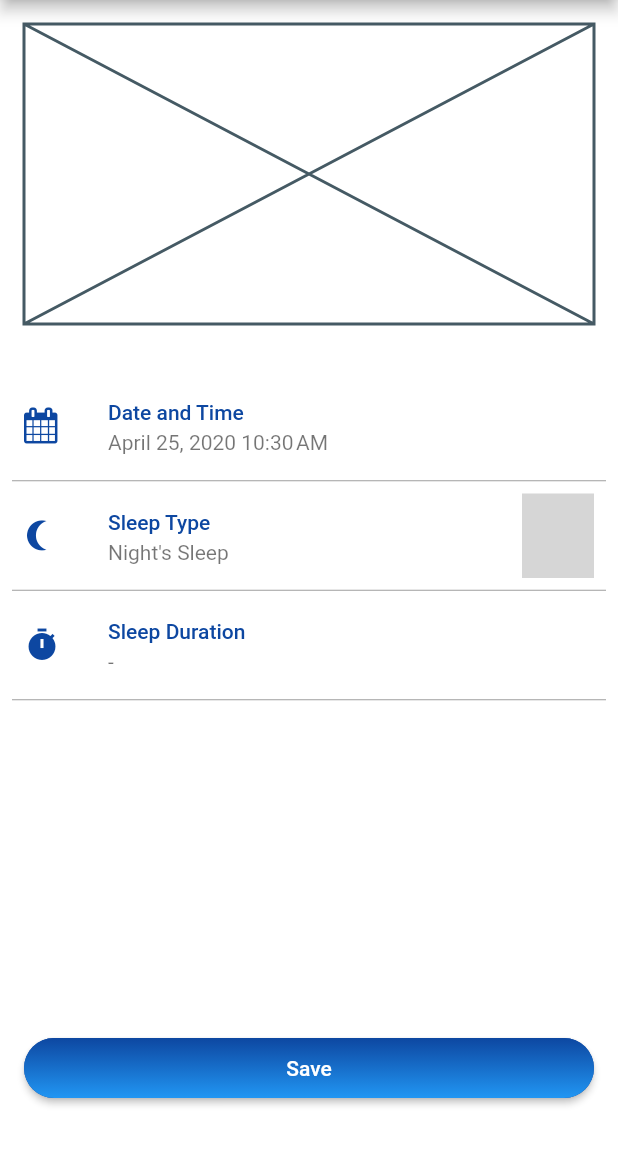
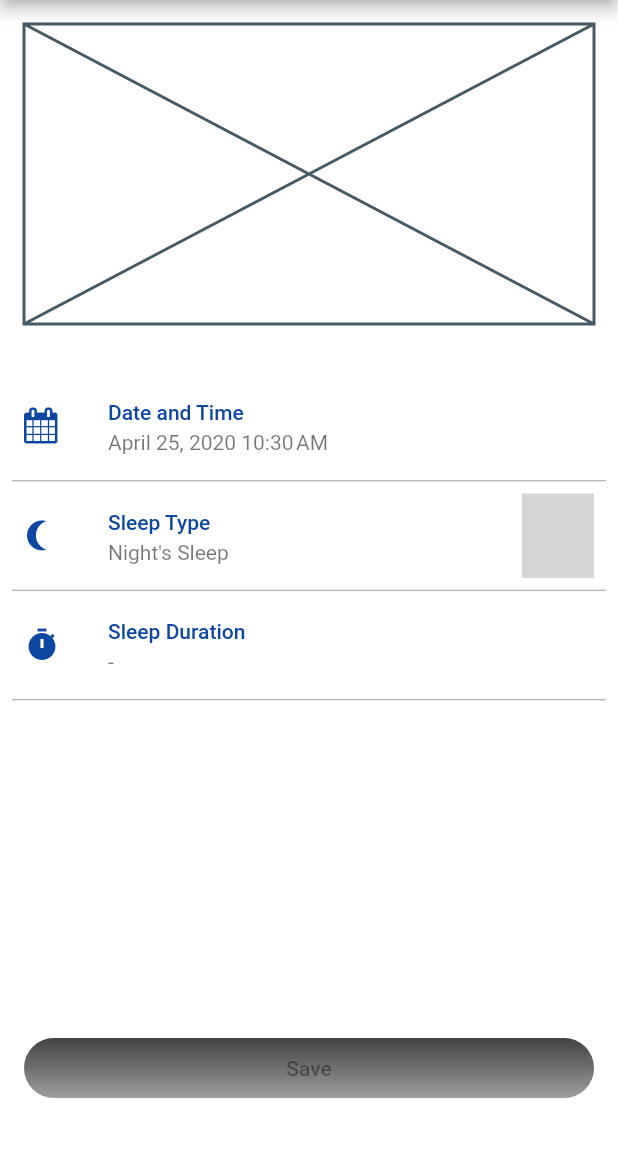
Before and after one commit to jarekb123/flutter_sleep_tracker, a Flutter app: the AddRecordWidget screen opened directly, on a phone screen of 412 x 824 dp, the part 84-1236 px from its top. Run offline on Flutter 3.47's test engine with Material 2 defaults, Android fonts, the phone set to English and light mode, and no system bars; drawn by our look-alikes of flare_flutter; our stand-ins replace freezed_annotation; missing offline and left inert: flutter_duration_picker; generated files the repository leaves out were written again; grey boxes are pictures that could not be loaded.

Commit message:
empty state for save button

```diff
--- a/lib/feature/add_record/add_record_widget.dart
+++ b/lib/feature/add_record/add_record_widget.dart
@@ -90,9 +90,17 @@ class __AddRecordFormState extends State<_AddRecordForm> {
             break;
         }
       },
-      child: PrimaryButton(
-        onPressed: () {
-          inject<AddRecordNotifier>(context).add(_sleepType, _duration);
+      child: Consumer<AddRecordNotifier>(
+        builder: (_, addRecordNotifier, child) {
+          return PrimaryButton(
+            onPressed: _duration == null ||
+                    addRecordNotifier.addState == AddRecordState.loading
+                ? null
+                : () {
+                    addRecordNotifier.add(_sleepType, _duration);
+                  },
+            child: child,
+          );
         },
         child: Text(I18n.save),
       ),
--- a/lib/shared_widgets/buttons.dart
+++ b/lib/shared_widgets/buttons.dart
@@ -11,6 +11,18 @@ class PrimaryButton extends StatelessWidget {
   Widget build(BuildContext context) {
     final borderRadius = BorderRadius.circular(40);
 
+    final activeGradientColors = [
+      Theme.of(context).primaryColor,
+      Colors.blue[500],
+    ];
+
+    final disabledGradientColors = [
+      Colors.grey[800],
+      Colors.grey,
+    ];
+
+    final isDisabled = onPressed == null;
+
     return RaisedButton(
       onPressed: onPressed,
       shape: RoundedRectangleBorder(borderRadius: borderRadius),
@@ -22,10 +34,7 @@ class PrimaryButton extends StatelessWidget {
             begin: Alignment.topCenter,
             end: Alignment.bottomCenter,
             stops: [0, 1],
-            colors: [
-              Theme.of(context).primaryColor,
-              Colors.blue[500],
-            ],
+            colors: isDisabled ? disabledGradientColors : activeGradientColors,
           ),
         ),
         child: Container(
```
